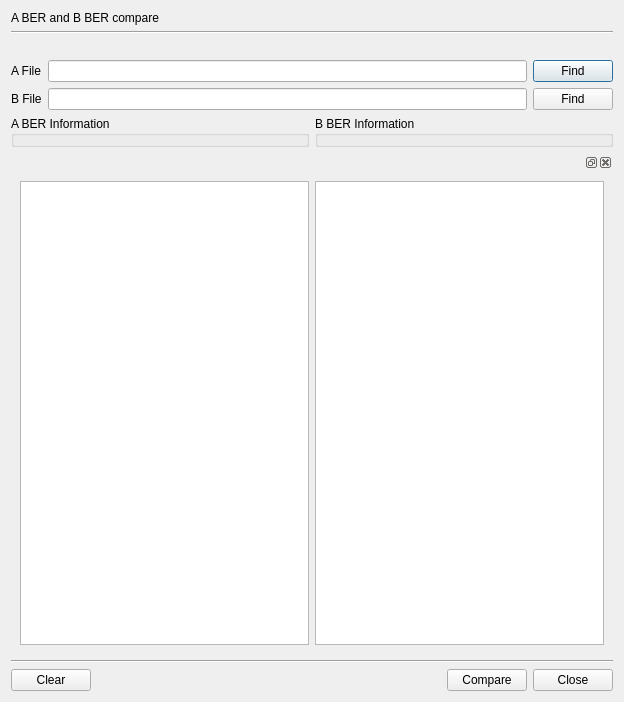
Above: BerEditor/ber_compare_dlg.ui from jykim74/BerEditor before the change. Below: the same form after it.
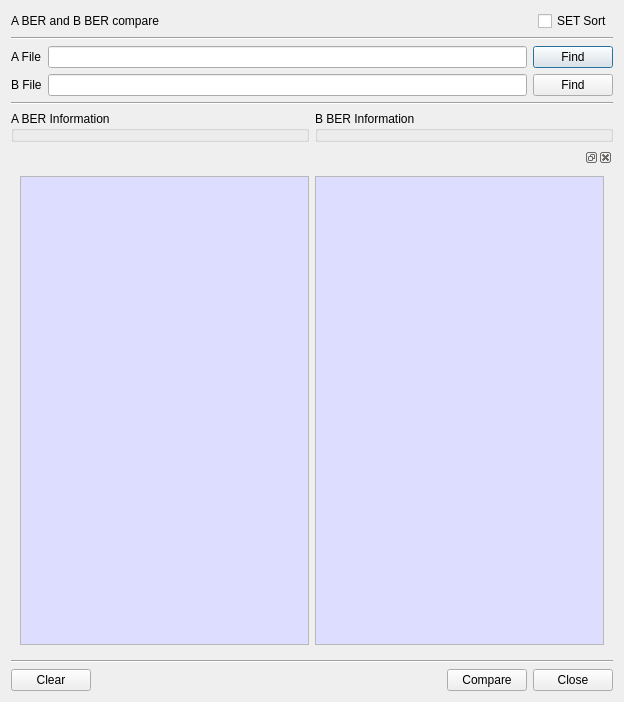
That is the form after the change.

What changed in the file:
```diff
--- a/BerEditor/ber_compare_dlg.ui
+++ b/BerEditor/ber_compare_dlg.ui
@@ -16,6 +16,13 @@
   <layout class="QVBoxLayout" name="verticalLayout">
    <item>
     <layout class="QGridLayout" name="gridLayout">
+     <item row="0" column="2">
+      <widget class="QCheckBox" name="mSETSortCheck">
+       <property name="text">
+        <string>SET Sort</string>
+       </property>
+      </widget>
+     </item>
      <item row="0" column="0">
       <widget class="QLabel" name="label">
        <property name="text">
@@ -23,6 +30,19 @@
        </property>
       </widget>
      </item>
+     <item row="0" column="1">
+      <spacer name="horizontalSpacer_2">
+       <property name="orientation">
+        <enum>Qt::Horizontal</enum>
+       </property>
+       <property name="sizeHint" stdset="0">
+        <size>
+         <width>40</width>
+         <height>20</height>
+        </size>
+       </property>
+      </spacer>
+     </item>
     </layout>
    </item>
    <item>
@@ -41,7 +61,7 @@
    <item>
     <layout class="QGridLayout" name="gridLayout_7">
      <property name="topMargin">
-      <number>20</number>
+      <number>0</number>
      </property>
      <item row="0" column="2">
       <widget class="QPushButton" name="mAFindBtn">
@@ -79,6 +99,13 @@
      </item>
     </layout>
    </item>
+   <item>
+    <widget class="Line" name="line_3">
+     <property name="orientation">
+      <enum>Qt::Horizontal</enum>
+     </property>
+    </widget>
+   </item>
    <item>
     <layout class="QGridLayout" name="gridLayout_3">
      <property name="topMargin">
@@ -107,10 +134,72 @@
        <item>
         <layout class="QGridLayout" name="gridLayout_6">
          <item row="0" column="0">
-          <widget class="QPlainTextEdit" name="mAText"/>
+          <widget class="QPlainTextEdit" name="mAText">
+           <property name="palette">
+            <palette>
+             <active>
+              <colorrole role="Base">
+               <brush brushstyle="SolidPattern">
+                <color alpha="255">
+                 <red>221</red>
+                 <green>221</green>
+                 <blue>255</blue>
+                </color>
+               </brush>
+              </colorrole>
+             </active>
+             <inactive>
+              <colorrole role="Base">
+               <brush brushstyle="SolidPattern">
+                <color alpha="255">
+                 <red>221</red>
+                 <green>221</green>
+                 <blue>255</blue>
+                </color>
+               </brush>
+              </colorrole>
+             </inactive>
+             <disabled/>
+            </palette>
+           </property>
+           <property name="readOnly">
+            <bool>true</bool>
+           </property>
+          </widget>
          </item>
          <item row="0" column="1">
-          <widget class="QPlainTextEdit" name="mBText"/>
+          <widget class="QPlainTextEdit" name="mBText">
+           <property name="palette">
+            <palette>
+             <active>
+              <colorrole role="Base">
+               <brush brushstyle="SolidPattern">
+                <color alpha="255">
+                 <red>221</red>
+                 <green>221</green>
+                 <blue>255</blue>
+                </color>
+               </brush>
+              </colorrole>
+             </active>
+             <inactive>
+              <colorrole role="Base">
+               <brush brushstyle="SolidPattern">
+                <color alpha="255">
+                 <red>221</red>
+                 <green>221</green>
+                 <blue>255</blue>
+                </color>
+               </brush>
+              </colorrole>
+             </inactive>
+             <disabled/>
+            </palette>
+           </property>
+           <property name="readOnly">
+            <bool>true</bool>
+           </property>
+          </widget>
          </item>
         </layout>
        </item>
```
Left out of the diff: 2 changed lines with no effect on the pictures.
